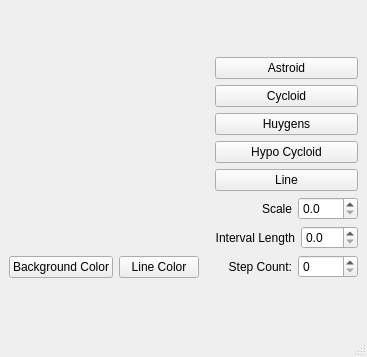
Old version of the form mainwindow.ui in the repository hamza2657/QtCurvesCPP.
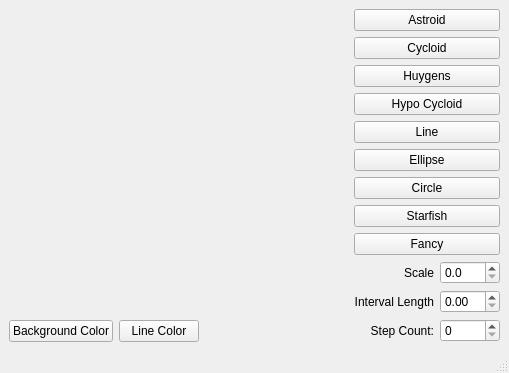
New version of the form. Custom widgets are drawn as their Qt base class.

Commit message: add additional drawings to the application including starfish facy curves and a circle

What changed in the file:
```diff
--- a/mainwindow.ui
+++ b/mainwindow.ui
@@ -6,8 +6,8 @@
    <rect>
     <x>0</x>
     <y>0</y>
-    <width>367</width>
-    <height>357</height>
+    <width>509</width>
+    <height>358</height>
    </rect>
   </property>
   <property name="windowTitle">
@@ -90,6 +90,34 @@
         </property>
        </widget>
       </item>
+      <item>
+       <widget class="QPushButton" name="btnEllipse">
+        <property name="text">
+         <string>Ellipse</string>
+        </property>
+       </widget>
+      </item>
+      <item>
+       <widget class="QPushButton" name="btnCircle">
+        <property name="text">
+         <string>Circle</string>
+        </property>
+       </widget>
+      </item>
+      <item>
+       <widget class="QPushButton" name="btnStarfish">
+        <property name="text">
+         <string>Starfish</string>
+        </property>
+       </widget>
+      </item>
+      <item>
+       <widget class="QPushButton" name="btnFancy">
+        <property name="text">
+         <string>Fancy</string>
+        </property>
+       </widget>
+      </item>
       <item>
        <layout class="QHBoxLayout" name="horizontalLayout">
         <item>
@@ -119,6 +147,9 @@
           <property name="decimals">
            <number>1</number>
           </property>
+          <property name="maximum">
+           <double>150.000000000000000</double>
+          </property>
           <property name="singleStep">
            <double>0.100000000000000</double>
           </property>
@@ -147,7 +178,10 @@
            </size>
           </property>
           <property name="decimals">
-           <number>1</number>
+           <number>2</number>
+          </property>
+          <property name="maximum">
+           <double>150.000000000000000</double>
           </property>
           <property name="singleStep">
            <double>0.100000000000000</double>
```
The commit also changes 4 other files.
